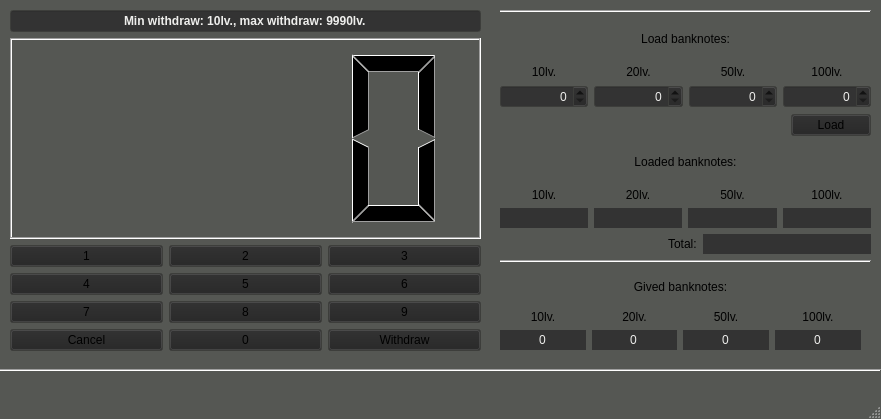
Qt form mainwindow.ui (IvoAndr/atm) before a commit.
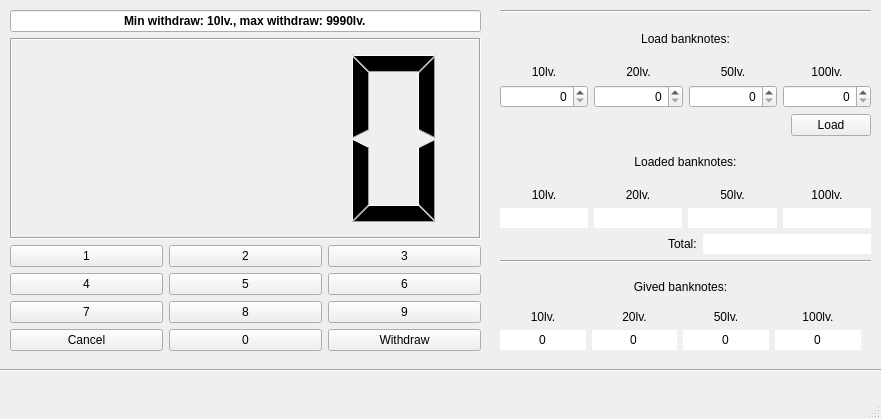
The same form after that commit.

The edit to the form file:
```diff
--- a/mainwindow.ui
+++ b/mainwindow.ui
@@ -10,165 +10,10 @@
     <height>419</height>
    </rect>
   </property>
-  <property name="palette">
-   <palette>
-    <active>
-     <colorrole role="Text">
-      <brush brushstyle="SolidPattern">
-       <color alpha="255">
-        <red>238</red>
-        <green>238</green>
-        <blue>236</blue>
-       </color>
-      </brush>
-     </colorrole>
-     <colorrole role="Base">
-      <brush brushstyle="SolidPattern">
-       <color alpha="255">
-        <red>51</red>
-        <green>51</green>
-        <blue>51</blue>
-       </color>
-      </brush>
-     </colorrole>
-     <colorrole role="Window">
-      <brush brushstyle="SolidPattern">
-       <color alpha="255">
-        <red>85</red>
-        <green>87</green>
-        <blue>83</blue>
-       </color>
-      </brush>
-     </colorrole>
-     <colorrole role="PlaceholderText">
-      <brush brushstyle="SolidPattern">
-       <color alpha="128">
-        <red>238</red>
-        <green>238</green>
-        <blue>236</blue>
-       </color>
-      </brush>
-     </colorrole>
-    </active>
-    <inactive>
-     <colorrole role="Text">
-      <brush brushstyle="SolidPattern">
-       <color alpha="255">
-        <red>238</red>
-        <green>238</green>
-        <blue>236</blue>
-       </color>
-      </brush>
-     </colorrole>
-     <colorrole role="Base">
-      <brush brushstyle="SolidPattern">
-       <color alpha="255">
-        <red>51</red>
-        <green>51</green>
-        <blue>51</blue>
-       </color>
-      </brush>
-     </colorrole>
-     <colorrole role="Window">
-      <brush brushstyle="SolidPattern">
-       <color alpha="255">
-        <red>85</red>
-        <green>87</green>
-        <blue>83</blue>
-       </color>
-      </brush>
-     </colorrole>
-     <colorrole role="PlaceholderText">
-      <brush brushstyle="SolidPattern">
-       <color alpha="128">
-        <red>238</red>
-        <green>238</green>
-        <blue>236</blue>
-       </color>
-      </brush>
-     </colorrole>
-    </inactive>
-    <disabled>
-     <colorrole role="Text">
-      <brush brushstyle="SolidPattern">
-       <color alpha="127">
-        <red>255</red>
-        <green>255</green>
-        <blue>255</blue>
-       </color>
-      </brush>
-     </colorrole>
-     <colorrole role="Base">
-      <brush brushstyle="SolidPattern">
-       <color alpha="255">
-        <red>85</red>
-        <green>87</green>
-        <blue>83</blue>
-       </color>
-      </brush>
-     </colorrole>
-     <colorrole role="Window">
-      <brush brushstyle="SolidPattern">
-       <color alpha="255">
-        <red>85</red>
-        <green>87</green>
-        <blue>83</blue>
-       </color>
-      </brush>
-     </colorrole>
-     <colorrole role="PlaceholderText">
-      <brush brushstyle="SolidPattern">
-       <color alpha="128">
-        <red>231</red>
-        <green>231</green>
-        <blue>231</blue>
-       </color>
-      </brush>
-     </colorrole>
-    </disabled>
-   </palette>
-  </property>
   <property name="windowTitle">
    <string>MainWindow</string>
   </property>
   <widget class="QWidget" name="centralAtmWidget">
-   <property name="palette">
-    <palette>
-     <active>
-      <colorrole role="Button">
-       <brush brushstyle="SolidPattern">
-        <color alpha="255">
-         <red>35</red>
-         <green>35</green>
-         <blue>35</blue>
-        </color>
-       </brush>
-      </colorrole>
-     </active>
-     <inactive>
-      <colorrole role="Button">
-       <brush brushstyle="SolidPattern">
-        <color alpha="255">
-         <red>35</red>
-         <green>35</green>
-         <blue>35</blue>
-        </color>
-       </brush>
-      </colorrole>
-     </inactive>
-     <disabled>
-      <colorrole role="Button">
-       <brush brushstyle="SolidPattern">
-        <color alpha="255">
-         <red>35</red>
-         <green>35</green>
-         <blue>35</blue>
-        </color>
-       </brush>
-      </colorrole>
-     </disabled>
-    </palette>
-   </property>
    <widget class="QWidget" name="verticalLayoutWidget">
     <property name="geometry">
      <rect>
```
